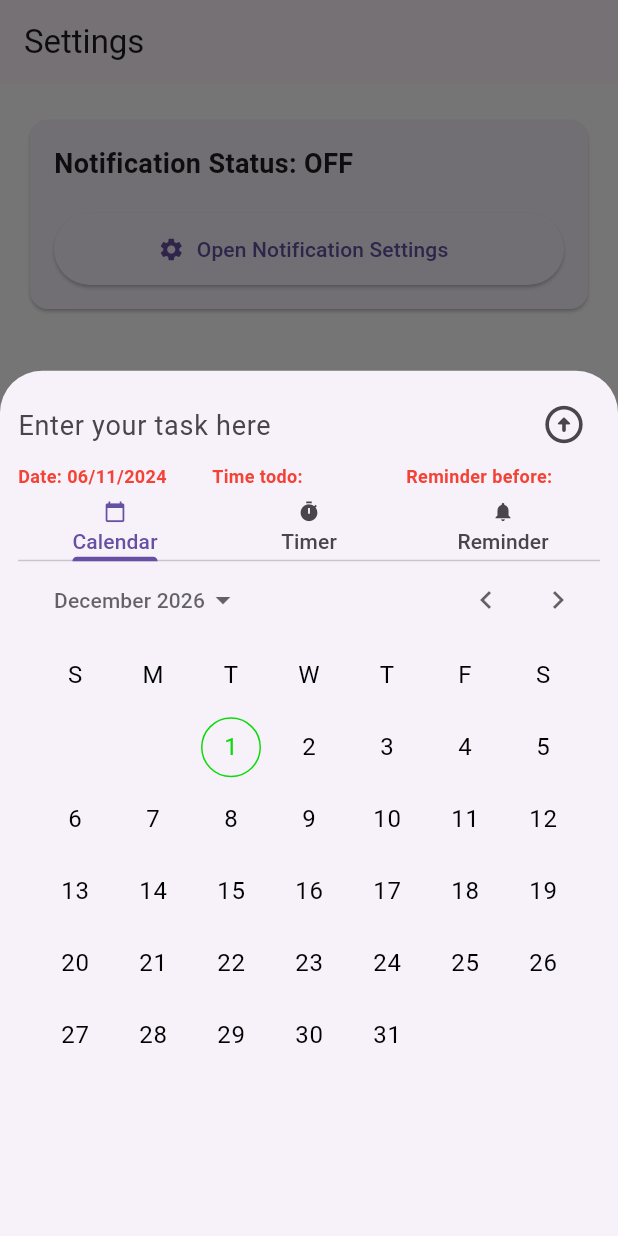
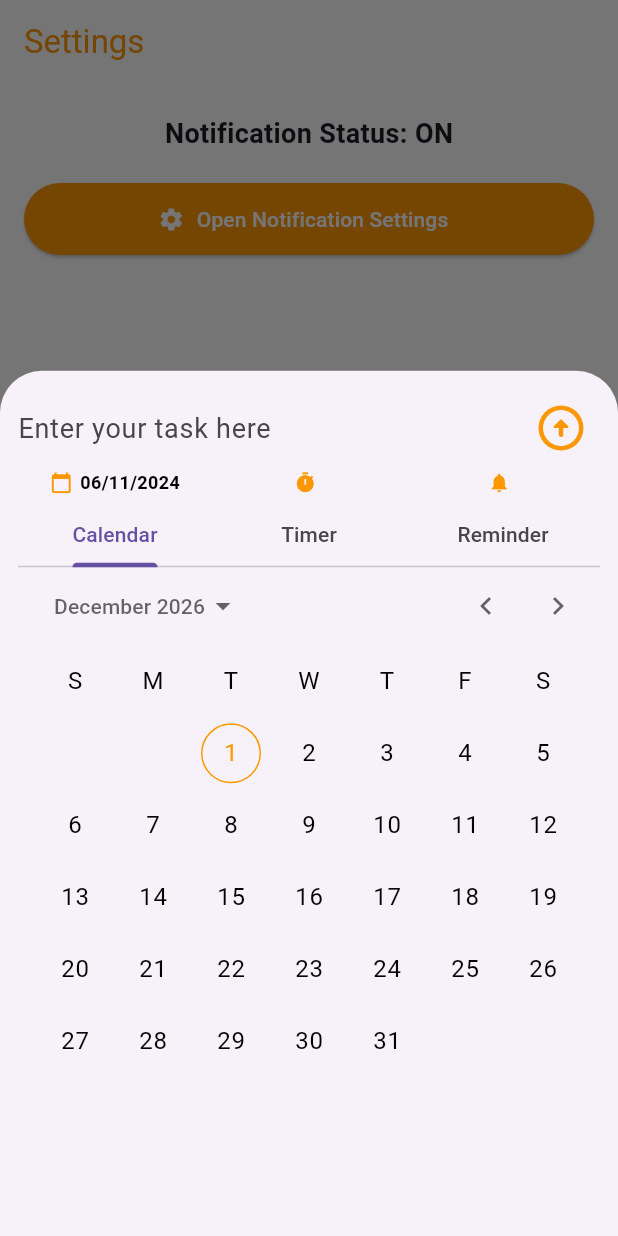
Before and after one commit to nguyentanhoangsa/TodoApp, a Flutter app: the screen it shows after launch, item 3 of the bottom bar chosen, after a tap on the "add" icon, on a phone screen of 412 x 824 dp. Run offline on Flutter 3.47's test engine with Material 3 defaults, Android fonts, the light colour scheme and no system bars; our stand-ins replace flutter_local_notifications, fluttertoast, sqflite, timezone; missing offline and left inert: app_settings; accounts and stored records are empty.

Commit message:
add notify and adjust color

```diff
--- a/lib/components/content_in_bottomsheet.dart
+++ b/lib/components/content_in_bottomsheet.dart
@@ -4,7 +4,6 @@ import 'package:provider/provider.dart';
 import 'package:todo_app/components/task_options_bar.dart';
 import '../database/todo_database.dart';
 import '../models/task.dart';
-import '../services/notification_service.dart';
 
 class ContentInBottomSheet extends StatefulWidget {
   final Task myTask;
@@ -125,8 +124,8 @@ class _ContentInBottomSheetState extends State<ContentInBottomSheet> {
                     }
 
                     if (widget.myTask.id == null) {
-                      print(
-                          'Widge Luc an nut id null: ${widget.myTask.hashCode}');
+                      // print(
+                      //     'Widge Luc an nut id null: ${widget.myTask.hashCode}');
                       widget.myTask.title = _textEditingTaskController.text;
                       Provider.of<TodoDatabase>(context, listen: false)
                           .insertTask(widget.myTask);
@@ -145,8 +144,8 @@ class _ContentInBottomSheetState extends State<ContentInBottomSheet> {
                       // print(
                       //     'Widge Luc an nut id null lan 2: ${widget.myTask.hashCode}');
                     } else {
-                      print(
-                          'Widge Luc an nut co id: ${widget.myTask.hashCode} vs id la ${widget.myTask.id}');
+                      // print(
+                      //     'Widge Luc an nut co id: ${widget.myTask.hashCode} vs id la ${widget.myTask.id}');
                       //if the task.id is not null, update the task
                       widget.myTask.title = _textEditingTaskController.text;
                       Provider.of<TodoDatabase>(context, listen: false)
@@ -159,7 +158,8 @@ class _ContentInBottomSheetState extends State<ContentInBottomSheet> {
                   },
                   icon: const Icon(
                     Icons.arrow_circle_up_rounded,
-                    size: 30,
+                    size: 36,
+                    color: Colors.orange,
                   ))
             ],
           ),
@@ -167,36 +167,66 @@ class _ContentInBottomSheetState extends State<ContentInBottomSheet> {
           Row(
             children: [
               Expanded(
-                child: Text(
+                child: Row(
+                  mainAxisAlignment: MainAxisAlignment.center,
+                  children: [
+                    const Icon(
+                      Icons.calendar_today,
+                      size: 15,
+                      color: Colors.orange,
+                    ),
+                    const SizedBox(width: 5),
+                    Text(
                       dateFormat,
                       style: const TextStyle(
                           fontSize: 12,
                           fontWeight: FontWeight.bold,
-                      color: Colors.red),
+                          color: Colors.black),
+                    ),
+                  ],
                 ),
               ),
               Expanded(
-                child: Text(
+                child: Row(
+                  mainAxisAlignment: MainAxisAlignment.center,
+                  children: [
+                    const Icon(Icons.timer, size: 15, color: Colors.orange),
+                    const SizedBox(width: 5),
+                    Text(
                       timeTodoFormat,
                       style: const TextStyle(
                           fontSize: 12,
                           fontWeight: FontWeight.bold,
-                      color: Colors.red),
+                          color: Colors.black),
+                    ),
+                  ],
                 ),
               ),
               Expanded(
-                child: Text(
+                child: Row(
+                  mainAxisAlignment: MainAxisAlignment.center,
+                  children: [
+                    const Icon(Icons.notifications,
+                        size: 15, color: Colors.orange),
+                    const SizedBox(width: 5),
+                    Text(
                       timeReminderFormat,
                       style: const TextStyle(
                           fontSize: 12,
                           fontWeight: FontWeight.bold,
-                      color: Colors.red),
+                          color: Colors.black),
+                    ),
+                  ],
                 ),
               )
             ],
           ),
           SizedBox(height: 6),
-          Expanded(child: TaskOptionsTab(task: widget.myTask,onUpdateInforTask: updateTaskInfor,)),
+          Expanded(
+              child: TaskOptionsTab(
+            task: widget.myTask,
+            onUpdateInforTask: updateTaskInfor,
+          )),
         ],
       ),
     );
--- a/lib/components/my_bottom_navigation.dart
+++ b/lib/components/my_bottom_navigation.dart
@@ -30,7 +30,7 @@ class _MyBottomNavigationState extends State<MyBottomNavigation> {
       ],
       currentIndex: _selectedIndex,
       backgroundColor: Colors.white,
-      selectedItemColor: Colors.amber[600],
+      selectedItemColor: Colors.orange,
       unselectedItemColor: Colors.black,
       selectedFontSize: 12,
       unselectedFontSize: 12,
--- a/lib/components/my_search_bar.dart
+++ b/lib/components/my_search_bar.dart
@@ -31,7 +31,7 @@ class _MySearchBarState extends State<MySearchBar> {
     return Container(
       margin: const EdgeInsets.symmetric(horizontal: 20,vertical: 10),
       decoration: BoxDecoration(
-        color: Colors.grey[200],
+        color: Colors.white,
         border: Border.all(color: Colors.grey, width: 0.8),
         borderRadius: BorderRadius.circular(10),),
       child: Padding(
--- a/lib/components/task_options_bar.dart
+++ b/lib/components/task_options_bar.dart
@@ -344,7 +344,7 @@ class _TaskOptionsTabState extends State<TaskOptionsTab>
       mainAxisAlignment: MainAxisAlignment.center,
       children: [
         Text(
-          isTimeToDo ? 'Select Time To Do' : 'Reminder before time todo: ',
+          isTimeToDo ? 'Select Time To Do' : 'Reminder before: ',
           style: const TextStyle(fontSize: 18),
         ),
         const SizedBox(height: 20),
@@ -359,7 +359,7 @@ class _TaskOptionsTabState extends State<TaskOptionsTab>
                   width: 70,
                   height: 50,
                   decoration: BoxDecoration(
-                    color: Colors.red,
+                    color: Colors.orange[300],
                     borderRadius: BorderRadius.circular(8),
                   ),
                 ),
@@ -410,7 +410,7 @@ class _TaskOptionsTabState extends State<TaskOptionsTab>
                   width: 70,
                   height: 50,
                   decoration: BoxDecoration(
-                    color: Colors.red,
+                    color: Colors.orange[300],
                     borderRadius: BorderRadius.circular(8),
                   ),
                 ),
@@ -457,6 +457,10 @@ class _TaskOptionsTabState extends State<TaskOptionsTab>
         const SizedBox(height: 15),
         //Reset button
         ElevatedButton(
+        style: ElevatedButton.styleFrom(
+            backgroundColor: Colors.orange[300],
+            foregroundColor: Colors.white,
+          ),
           onPressed: () {
             setState(() {
               if (isTimeToDo) {
@@ -483,17 +487,14 @@ class _TaskOptionsTabState extends State<TaskOptionsTab>
           onTap: (index) => FocusScope.of(context).unfocus(),
           tabs: const [
             Tab(
-              icon: Icon(Icons.calendar_today, size: 15),
               text: 'Calendar',
               height: 40,
             ),
             Tab(
-              icon: Icon(Icons.timer, size: 15),
               text: 'Timer',
               height: 40,
             ),
             Tab(
-              icon: Icon(Icons.notifications, size: 15),
               text: 'Reminder',
               height: 40,
             ),
@@ -506,11 +507,9 @@ class _TaskOptionsTabState extends State<TaskOptionsTab>
               // Calendar Tab Content
               Theme(
                 data: Theme.of(context).copyWith(
-                  colorScheme: ColorScheme.light(
-                    primary: const Color.fromARGB(255, 13, 219, 9)!,
+                  colorScheme: const ColorScheme.light(
+                    primary: Colors.orange,
                     onPrimary: Colors.white,
-                    surface: const Color.fromARGB(255, 222, 155, 22),
-                    onSurface: Colors.black,
                   ),
                 ),
                 child: _calendarDatePicker!,
--- a/lib/components/todo_item.dart
+++ b/lib/components/todo_item.dart
@@ -24,7 +24,14 @@ class _TodoItemState extends State<TodoItem> {
     // print('Build o todo Item');
     return Container(
       margin: const EdgeInsets.symmetric(vertical: 5),
-      color: Colors.yellow,
+      decoration: BoxDecoration(
+        color: Colors.white,
+        borderRadius: BorderRadius.circular(10),
+        border: Border.all(
+          color: Colors.orange,
+          width: 2.0,
+        ),
+      ),
       child: Row(
         children: [
           IconButton(
@@ -62,13 +69,16 @@ class _TodoItemState extends State<TodoItem> {
                     widget.task.title,
                     style: widget.task.isCompleted
                         ? const TextStyle(
-                            decoration: TextDecoration.lineThrough)
-                        : null,
+                            decoration: TextDecoration.lineThrough,
+                            color: Colors.orange,
+                            fontSize: 16)
+                        : const TextStyle(color: Colors.orange, fontSize: 16),
                     softWrap: true,
                     overflow: TextOverflow.visible,
                   ),
                   Text(widget.task.timeToDoString,
-                      style: const TextStyle(fontSize: 12, color: Colors.red)),
+                      style:
+                          const TextStyle(fontSize: 12, color: Colors.black)),
                 ],
               ),
             ),
@@ -80,8 +90,8 @@ class _TodoItemState extends State<TodoItem> {
                 builder: (BuildContext context) {
                   return AlertDialog(
                     title: const Text('Confirm Delete'),
-                    content: Text(
-                        'Are you sure to delete ${widget.task.title}?'),
+                    content:
+                        Text('Are you sure to delete "${widget.task.title}"?'),
                     actions: [
                       TextButton(
                         onPressed: () {
--- a/lib/database/todo_database.dart
+++ b/lib/database/todo_database.dart
@@ -55,6 +55,7 @@ class TodoDatabase extends ChangeNotifier {
             );
 
     currentTasks.clear();
+    //print("Current tasks: change");
     currentTasks = taskMaps.map((taskMap) => Task.fromMap(taskMap)).toList();
     // print('*************************************************************');
     // Print each task's details
--- a/lib/main.dart
+++ b/lib/main.dart
@@ -70,24 +70,19 @@ class _MyAppState extends State<MyApp> {
         backgroundColor: Colors.white,
         appBar: AppBar(
           title: Text(pageNames[currentIndex]),
+          backgroundColor: Colors.transparent,
+          foregroundColor: Colors.orange,
         ),
         body: pages[currentIndex],
         floatingActionButton: FloatingActionButton(
+          shape: const CircleBorder(),
+          backgroundColor: Colors.orange,
+          foregroundColor: Colors.white,
           onPressed: () {
             showModalBottomSheet<void>(
               isScrollControlled: true,
               context: context,
               builder: (BuildContext context) {
-                // var newTask = Task(
-                //   id: null,
-                //   title: "",
-                //   date: DateTime(
-                //     DateTime.now().year,
-                //     DateTime.now().month,
-                //     DateTime.now().day,
-                //   ),
-                //   isCompleted: false,
-                // );
                 print(
                     '-----------------Ok main build lai trong bottomsheet----');
                 print('newTask co hashcode la: ${newTask.hashCode}');
--- a/lib/models/task.dart
+++ b/lib/models/task.dart
@@ -36,17 +36,17 @@ class Task {
     return 'Date: $dateStr$timeStr$reminderStr';
   }
   String getFormatDate(){
-    return 'Date: ${date.day.toString().padLeft(2, '0')}/${date.month.toString().padLeft(2, '0')}/${date.year}';
+    return '${date.day.toString().padLeft(2, '0')}/${date.month.toString().padLeft(2, '0')}/${date.year}';
   }
   String getFormatTimeTodo(){
     return timeToDo != null
-        ? 'Time todo: ${timeToDo!.hour.toString().padLeft(2, '0')}:${timeToDo!.minute.toString().padLeft(2, '0')}'
-        : 'Time todo:';
+        ? '${timeToDo!.hour.toString().padLeft(2, '0')}:${timeToDo!.minute.toString().padLeft(2, '0')}'
+        : '';
   }
   String getFormatTimeReminder(){
     return timeReminder != null
-        ? 'Reminder before: ${timeReminder!.hour.toString().padLeft(2, '0')}:${timeReminder!.minute.toString().padLeft(2, '0')}'
-        : 'Reminder before:';
+        ? '-${timeReminder!.hour.toString().padLeft(2, '0')}:${timeReminder!.minute.toString().padLeft(2, '0')}'
+        : '';
   }
 
   // Convert TimeOfDay to minutes - make it static
--- a/lib/pages/home_page.dart
+++ b/lib/pages/home_page.dart
@@ -94,6 +94,10 @@ class _HomePageState extends State<HomePage> {
         Provider.of<TodoDatabase>(context, listen: true).currentTasks;
     getFilteredTasks();
     getDisplayTasks();
+    //Cancel all notification
+    NotificationService().cancelAllNotifications();
+    //Schedule all notification for if user set before, but turn off notification, it will delete and set from start.
+    NotificationService().setNotificationForAll(currentTasks);
     return Padding(
       padding: const EdgeInsets.fromLTRB(20, 20, 20, 5),
       child: Column(
@@ -182,11 +186,12 @@ class _HomePageState extends State<HomePage> {
                           fit: BoxFit.contain,
                         ),
                         const SizedBox(height: 20),
-                        const Text(
+                        Text(
                           'You have no tasks',
                           style: TextStyle(
                             fontSize: 20,
                             fontWeight: FontWeight.bold,
+                            color: Colors.orange[400],
                           ),
                         ),
                       ],
--- a/lib/pages/search_page.dart
+++ b/lib/pages/search_page.dart
@@ -108,11 +108,12 @@ class _SearchPageState extends State<SearchPage> {
                           fit: BoxFit.contain,
                         ),
                         const SizedBox(height: 20),
-                        const Text(
+                        Text(
                           'No tasks found',
                           style: TextStyle(
                             fontSize: 20,
                             fontWeight: FontWeight.bold,
+                            color: Colors.orange[400],
                           ),
                         ),
                       ],
--- a/lib/pages/setting_page.dart
+++ b/lib/pages/setting_page.dart
@@ -1,127 +1,3 @@
-// import 'package:flutter/material.dart';
-// import 'package:provider/provider.dart';
-// import '../database/todo_database.dart';
-// import '../models/task.dart';
-// import '../services/notification_service.dart';
-
-// class SettingPage extends StatefulWidget {
-//   const SettingPage({super.key});
-
-//   @override
-//   State<SettingPage> createState() => _SettingPageState();
-// }
-
-// class _SettingPageState extends State<SettingPage> with WidgetsBindingObserver {
-//   bool isNotifications = false;
-//   final NotificationService _notificationService = NotificationService();
-
-//   @override
-//   void initState() {
-//     super.initState();
-//     WidgetsBinding.instance.addObserver(this);
-//     NotificationService.initialize();
-//     _checkNotificationStatus();
-//   }
-
-//   @override
-//   void dispose() {
-//     WidgetsBinding.instance.removeObserver(this);
-//     super.dispose();
-//   }
-
-//   @override
-//   void didChangeAppLifecycleState(AppLifecycleState state) {
-//     if (state == AppLifecycleState.resumed) {
-//       _checkNotificationStatus();
-//     }
-//   }
-
-//   Future<void> _checkNotificationStatus() async {
-//     final status = await _notificationService.checkPermissionStatus();
-//     setState(() {
-//       isNotifications = status;
-//     });
-//   }
-
-//   @override
-//   Widget build(BuildContext context) {
-
-//     return Scaffold(
-//       body: Container(
-//         margin: const EdgeInsets.symmetric(horizontal: 16, vertical: 20),
-//         child: Column(
-//           crossAxisAlignment: CrossAxisAlignment.start,
-//           children: [
-//             Card(
-//               child: Padding(
-//                 padding: const EdgeInsets.all(16.0),
-//                 child: Column(
-//                   crossAxisAlignment: CrossAxisAlignment.start,
-//                   children: [
-//                     Text(
-//                       "Notification Status: ${isNotifications ? 'ON' : 'OFF'}",
-//                       style: const TextStyle(
-//                         fontSize: 18,
-//                         fontWeight: FontWeight.bold,
-//                       ),
-//                     ),
-//                     const SizedBox(height: 20),
-//                     ElevatedButton.icon(
-//                       onPressed: () =>
-//                           _notificationService.openNotificationSettings(),
-//                       icon: const Icon(Icons.settings),
-//                       label: const Text("Open Notification Settings"),
-//                       style: ElevatedButton.styleFrom(
-//                         minimumSize: const Size(double.infinity, 48),
-//                       ),
-//                     ),
-//                     // const SizedBox(height: 12),
-//                     // ElevatedButton.icon(
-//                     //   onPressed: () async {
-//                     //     for (int i = 1; i <= 5; i++) {
-//                     //       try {
-//                     //         final scheduledTime =
-//                     //             DateTime.now().add(Duration(seconds: i*2));
-//                     //         await _notificationService.scheduleNotification(
-//                     //           scheduledTime: scheduledTime,
-//                     //           title: 'Test Notification ${i}',
-//                     //           description: 'This is a test notification',
-//                     //         );
-//                     //       } catch (e) {
-//                     //         if (mounted) {
-//                     //           ScaffoldMessenger.of(context).showSnackBar(
-//                     //             SnackBar(
-//                     //                 content: Text(
-//                     //                     'Failed to schedule notification: $e')),
-//                     //           );
-//                     //         }
-//                     //       }
-//                     //     }
-//                     //   },
-//                     //   icon: const Icon(Icons.notification_add),
-//                     //   label: const Text("Test Notification"),
-//                     //   style: ElevatedButton.styleFrom(
-//                     //     minimumSize: const Size(double.infinity, 48),
-//                     //   ),
-//                     // ),
-
-//                   ],
-//                 ),
-//               ),
-//             ),
-//           ],
-//         ),
-//       ),
-//     );
-//   }
-// }
-
-
-
-
-
-
-
 import 'package:flutter/material.dart';
 import 'package:provider/provider.dart';
 import '../database/todo_database.dart';
@@ -137,11 +13,13 @@ class SettingPage extends StatefulWidget {
 
 class _SettingPageState extends State<SettingPage> with WidgetsBindingObserver {
   bool isNotifications = false;
+  final NotificationService _notificationService = NotificationService();
 
   @override
   void initState() {
     super.initState();
     WidgetsBinding.instance.addObserver(this);
+    NotificationService.initialize();
     _checkNotificationStatus();
   }
 
@@ -159,24 +37,30 @@ class _SettingPageState extends State<SettingPage> with WidgetsBindingObserver {
   }
 
   Future<void> _checkNotificationStatus() async {
+    final status = await _notificationService.checkPermissionStatus();
     setState(() {
+      isNotifications = status;
     });
+
+    //If user go to setting_page and change to enable notification, and exit app
+    //we need setNotification again
+    if (isNotifications) {
+      // print("abcok la ---------------->");
+      var currentTasks =
+          Provider.of<TodoDatabase>(context, listen: false).currentTasks;
+      //Cancel all notification
+      NotificationService().cancelAllNotifications();
+      //Schedule all notification for if user set before, but turn off notification, it will delete and set from start.
+      NotificationService().setNotificationForAll(currentTasks);
+    }
   }
 
   @override
   Widget build(BuildContext context) {
-
-    return Scaffold(
-      body: Container(
+    return  Container(
         margin: const EdgeInsets.symmetric(horizontal: 16, vertical: 20),
         child: Column(
-          crossAxisAlignment: CrossAxisAlignment.start,
-          children: [
-            Card(
-              child: Padding(
-                padding: const EdgeInsets.all(16.0),
-                child: Column(
-                  crossAxisAlignment: CrossAxisAlignment.start,
+          crossAxisAlignment: CrossAxisAlignment.center,
           children: [
             Text(
               "Notification Status: ${isNotifications ? 'ON' : 'OFF'}",
@@ -187,20 +71,47 @@ class _SettingPageState extends State<SettingPage> with WidgetsBindingObserver {
             ),
             const SizedBox(height: 20),
             ElevatedButton.icon(
-                      onPressed: () {},
+
+              onPressed: () =>
+                  _notificationService.openNotificationSettings(),
               icon: const Icon(Icons.settings),
-                      label: const Text("Open Notification Settings"),
+              label: const Text("Open Notification Settings",),
               style: ElevatedButton.styleFrom(
                 minimumSize: const Size(double.infinity, 48),
+                backgroundColor: Colors.orange,
+                foregroundColor: Colors.white,
               ),
             ),
-
+            // const SizedBox(height: 12),
+            // ElevatedButton.icon(
+            //   onPressed: () async {
+            //     for (int i = 1; i <= 5; i++) {
+            //       try {
+            //         final scheduledTime =
+            //             DateTime.now().add(Duration(seconds: i*2));
+            //         await _notificationService.scheduleNotification(
+            //           scheduledTime: scheduledTime,
+            //           title: 'Test Notification ${i}',
+            //           description: 'This is a test notification',
+            //         );
+            //       } catch (e) {
+            //         if (mounted) {
+            //           ScaffoldMessenger.of(context).showSnackBar(
+            //             SnackBar(
+            //                 content: Text(
+            //                     'Failed to schedule notification: $e')),
+            //           );
+            //         }
+            //       }
+            //     }
+            //   },
+            //   icon: const Icon(Icons.notification_add),
+            //   label: const Text("Test Notification"),
+            //   style: ElevatedButton.styleFrom(
+            //     minimumSize: const Size(double.infinity, 48),
+            //   ),
+            // ),
           ],
-                ),
-              ),
-            ),
-          ],
-        ),
         ),
     );
   }
--- a/lib/services/notification_service.dart
+++ b/lib/services/notification_service.dart
@@ -1,9 +1,11 @@
 import 'dart:io';
 import 'package:flutter_local_notifications/flutter_local_notifications.dart';
 import 'package:app_settings/app_settings.dart';
+import 'package:provider/provider.dart';
 import 'package:timezone/timezone.dart' as tz;
 import 'package:timezone/data/latest.dart' as tz;
 
+import '../database/todo_database.dart';
 import '../models/task.dart';
 
 class NotificationService {
@@ -68,7 +70,6 @@ class NotificationService {
   //Add notification
   Future<void> scheduleNotification({
     required Task task,
-    int? idAfterInsertDB,
   }) async {
     try {
       final bool hasPermission = await checkPermissionStatus();
@@ -109,7 +110,7 @@ class NotificationService {
       }
 
       await _flutterLocalNotificationsPlugin.zonedSchedule(
-        task.id == null ? idAfterInsertDB! : task.id!,
+        task.id!,
         task.title,
         'Task starts in ${reminderMinutes} minutes',
         scheduledDate,
@@ -140,14 +141,19 @@ class NotificationService {
     await _flutterLocalNotificationsPlugin.cancel(id);
   }
 
-// Update existing notification
-  Future<void> updateNotification({
-    required Task task,
-  }) async {
-    // First cancel the existing notification
-    await cancelNotification(task.id!);
+  // Delete all notifications
+  Future<void> cancelAllNotifications() async {
+    await _flutterLocalNotificationsPlugin.cancelAll();
+  }
 
-    // Then schedule the new one
-    await scheduleNotification(task: task);
+  //set notification for all tasks
+  Future<void> setNotificationForAll(var currentTasks) async {
+    List<Task> items = List.from(currentTasks);
+    for (var task in items) {
+      if (task.timeToDo != null && task.timeReminder != null) {
+        await NotificationService().scheduleNotification(task: task);
+      }
+    }
+
   }
 }
```
Lines whose indentation alone changed are shown as unchanged.
